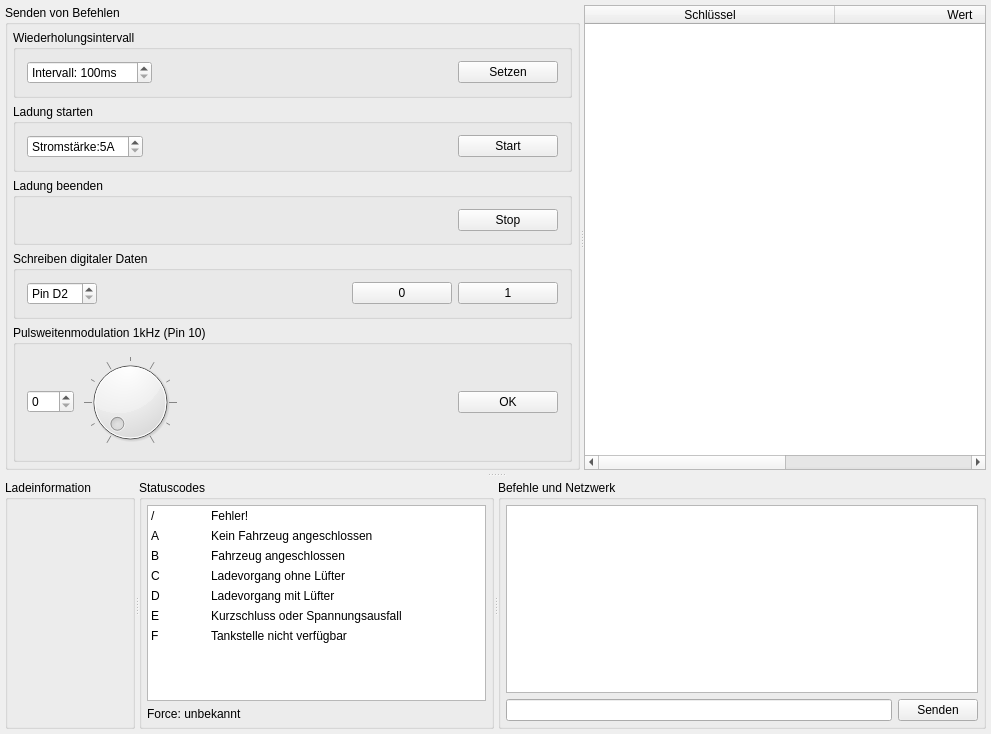
The window that Client/Desktop/EVSE/evsewindow.ui (agrippa1994/mobile_evse) describes before a commit, drawn with Qt 5.
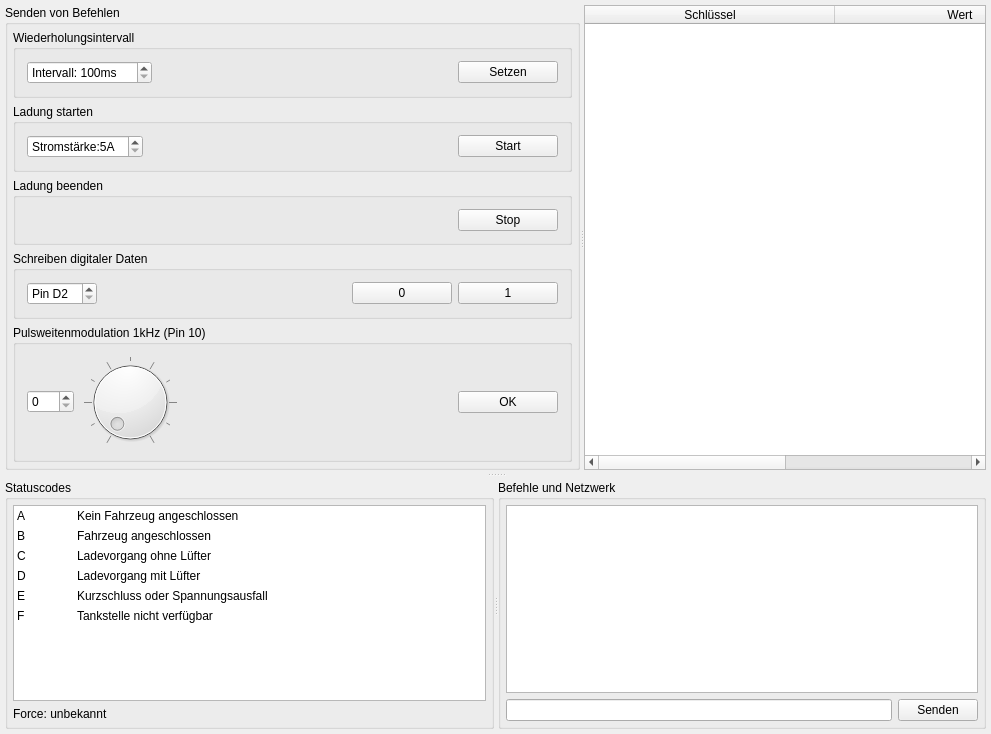
The same window after the commit.

Patch:
```diff
--- a/Client/Desktop/EVSE/evsewindow.ui
+++ b/Client/Desktop/EVSE/evsewindow.ui
@@ -382,17 +382,6 @@
        <property name="orientation">
         <enum>Qt::Horizontal</enum>
        </property>
-       <widget class="QGroupBox" name="groupBox_4">
-        <property name="title">
-         <string>Ladeinformation</string>
-        </property>
-        <property name="flat">
-         <bool>false</bool>
-        </property>
-        <property name="checkable">
-         <bool>false</bool>
-        </property>
-       </widget>
        <widget class="QGroupBox" name="groupBox">
         <property name="title">
          <string>Statuscodes</string>
@@ -469,11 +458,6 @@
            <attribute name="verticalHeaderStretchLastSection">
             <bool>false</bool>
            </attribute>
-           <row>
-            <property name="text">
-             <string>/</string>
-            </property>
-           </row>
            <row>
             <property name="text">
              <string>A</string>
@@ -516,70 +500,60 @@
            </column>
            <item row="0" column="0">
             <property name="text">
-             <string>/</string>
+             <string>A</string>
             </property>
            </item>
            <item row="0" column="1">
             <property name="text">
-             <string>Fehler!</string>
+             <string>Kein Fahrzeug angeschlossen</string>
             </property>
            </item>
            <item row="1" column="0">
             <property name="text">
-             <string>A</string>
+             <string>B</string>
             </property>
            </item>
            <item row="1" column="1">
             <property name="text">
-             <string>Kein Fahrzeug angeschlossen</string>
+             <string>Fahrzeug angeschlossen</string>
             </property>
            </item>
            <item row="2" column="0">
             <property name="text">
-             <string>B</string>
+             <string>C</string>
             </property>
            </item>
            <item row="2" column="1">
             <property name="text">
-             <string>Fahrzeug angeschlossen</string>
+             <string>Ladevorgang ohne Lüfter</string>
             </property>
            </item>
            <item row="3" column="0">
             <property name="text">
-             <string>C</string>
+             <string>D</string>
             </property>
            </item>
            <item row="3" column="1">
             <property name="text">
-             <string>Ladevorgang ohne Lüfter</string>
+             <string>Ladevorgang mit Lüfter</string>
             </property>
            </item>
            <item row="4" column="0">
             <property name="text">
-             <string>D</string>
+             <string>E</string>
             </property>
            </item>
            <item row="4" column="1">
             <property name="text">
-             <string>Ladevorgang mit Lüfter</string>
+             <string>Kurzschluss oder Spannungsausfall</string>
             </property>
            </item>
            <item row="5" column="0">
             <property name="text">
-             <string>E</string>
+             <string>F</string>
             </property>
            </item>
            <item row="5" column="1">
-            <property name="text">
-             <string>Kurzschluss oder Spannungsausfall</string>
-            </property>
-           </item>
-           <item row="6" column="0">
-            <property name="text">
-             <string>F</string>
-            </property>
-           </item>
-           <item row="6" column="1">
             <property name="text">
              <string>Tankstelle nicht verfügbar</string>
             </property>
```
